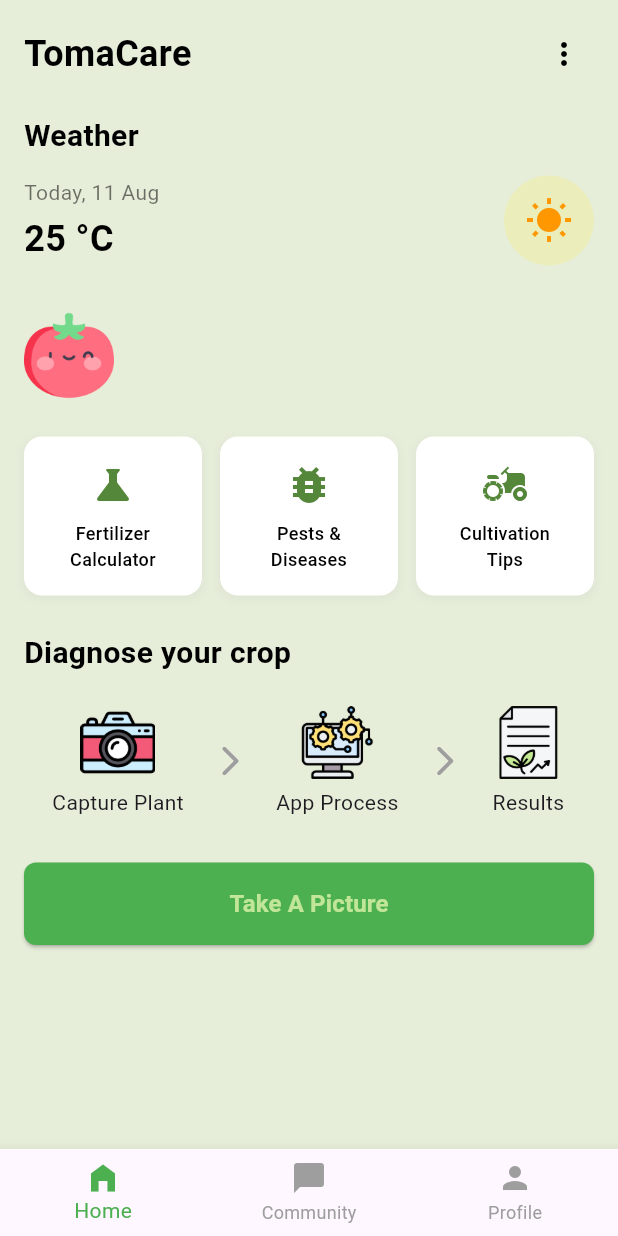
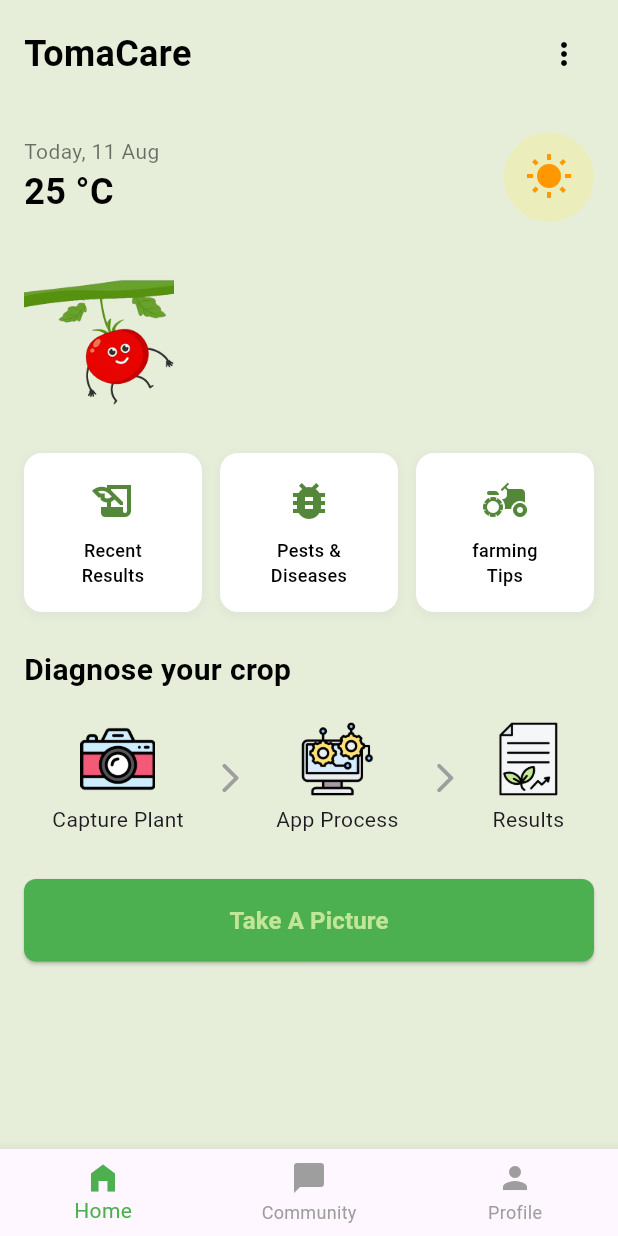
Before and after one commit to eternapaddler5/Tomato-Disease-Detection-Flutter-App-Powered-By-Machine-Learning, a Flutter app: the screen it shows after launch, on a phone screen of 412 x 824 dp. Run offline on Flutter 3.47's test engine with Material 3 defaults, Android fonts, the light colour scheme and no system bars; our stand-ins replace image_picker.

Commit message:
adjusted the design. added a gif

```diff
--- a/lib/view/dashBoardScreen.dart
+++ b/lib/view/dashBoardScreen.dart
@@ -93,14 +93,6 @@ class _TomaCareHomePageState extends State<TomaCareHomePage> {
     return Column(
       crossAxisAlignment: CrossAxisAlignment.start,
       children: [
-        const Text(
-          'Weather',
-          style: TextStyle(
-            fontSize: 20,
-            fontWeight: FontWeight.bold,
-            color: Colors.black,
-          ),
-        ),
         const SizedBox(height: 12),
         Row(
           mainAxisAlignment: MainAxisAlignment.spaceBetween,
@@ -112,7 +104,7 @@ class _TomaCareHomePageState extends State<TomaCareHomePage> {
                   'Today, 11 Aug',
                   style: TextStyle(fontSize: 14, color: Colors.black54),
                 ),
-                const SizedBox(height: 4),
+
                 const Text(
                   '25 °C',
                   style: TextStyle(
@@ -147,9 +139,9 @@ class _TomaCareHomePageState extends State<TomaCareHomePage> {
             child: Row(
               children: [
               Image.asset(
-              'lib/view/icons/tomato2.png',
-              width: 60,
-              height: 60,)
+              'lib/view/icons/tomato animation.gif',
+              width: 100,
+              height: 100,)
               ],
             ),
           ),
@@ -187,9 +179,10 @@ class _TomaCareHomePageState extends State<TomaCareHomePage> {
       children: [
         Expanded(
           child: _buildFeatureCard(
-            icon: Icons.science,
-            title: 'Fertilizer\nCalculator',
+            icon: Icons.history_edu_outlined,
+            title: 'Recent\nResults',
             color: Color(0xFF55873B),
+
           ),
         ),
         const SizedBox(width: 12),
@@ -204,7 +197,7 @@ class _TomaCareHomePageState extends State<TomaCareHomePage> {
         Expanded(
           child: _buildFeatureCard(
             icon: Icons.agriculture,
-            title: 'Cultivation\nTips',
+            title: 'farming\nTips',
             color: Color(0xFF55873B),
           ),
         ),
--- a/pubspec.yaml
+++ b/pubspec.yaml
@@ -68,6 +68,7 @@ flutter:
      - lib/view/icons/capture plant2.png
      - lib/view/icons/app process icon2.png
      - lib/view/icons/results2.png
+     - lib/view/icons/tomato animation.gif
   #   - images/a_dot_ham.jpeg
 
   # An image asset can refer to one or more resolution-specific "variants", see
```
Also changed, not shown: lib/view/icons/tomato animation.gif (added).
